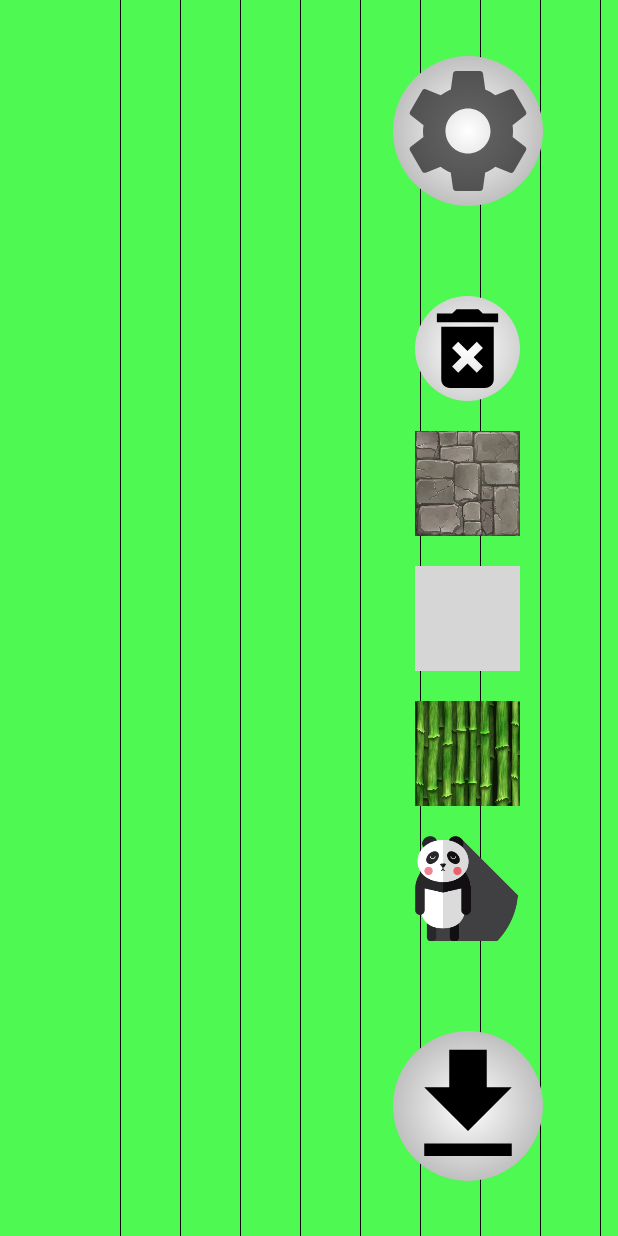
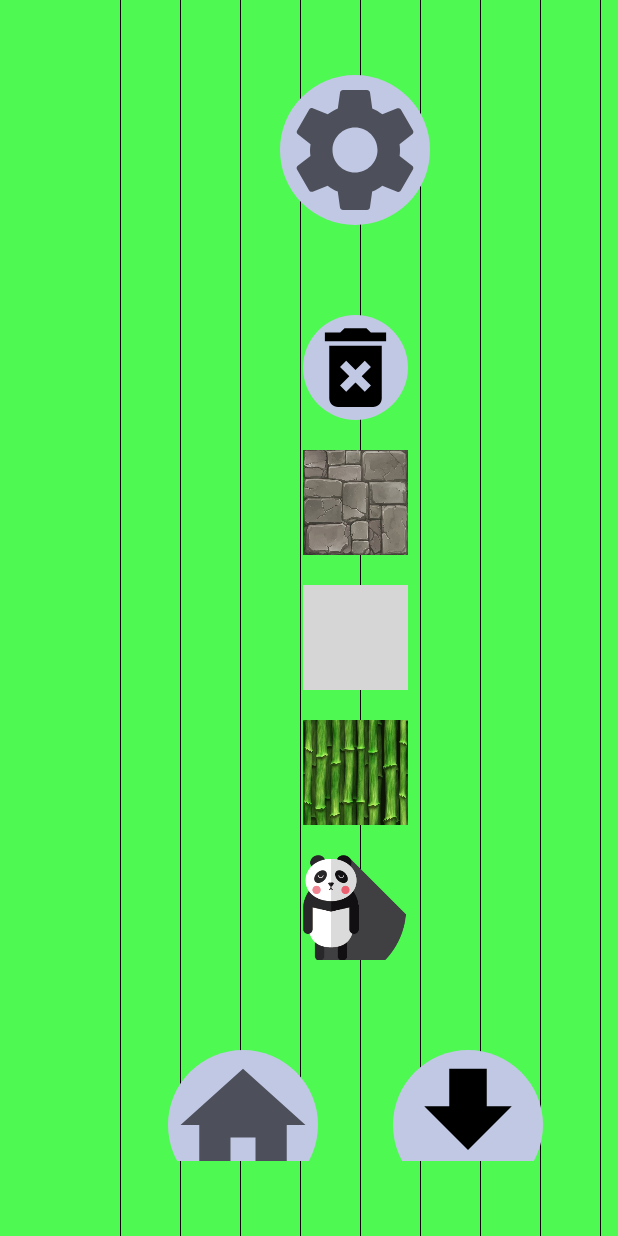
Before and after one commit to mariPrikolota/MyDiplomaThesis, an Android app: the LevelGame screen opened directly, with no data from a screen before it, after a tap on an icon or button, on a phone screen of 412 x 824 dp. Run offline under Robolectric (Android 15) with nearby library versions, the phone set to English and light mode, and no system bars; our stand-ins replace Room's generated code; grey boxes are pictures that could not be loaded.

Commit message:
refactoring color

```diff
--- a/app/src/main/res/drawable/algorithms_color.xml
+++ b/app/src/main/res/drawable/algorithms_color.xml
@@ -5,7 +5,7 @@
         android:radius="20dp"/>
     <gradient
         android:type="radial"
-        android:gradientRadius="700dp"
+        android:gradientRadius="600dp"
         android:startColor="@color/white"
         android:endColor="@color/gray"/>
 </shape>
--- a/app/src/main/res/drawable/play_color.xml
+++ b/app/src/main/res/drawable/play_color.xml
@@ -2,12 +2,6 @@
 <shape xmlns:android="http://schemas.android.com/apk/res/android">
     <corners
         android:radius="50dp"/>
-
-    <gradient
-        android:type="radial"
-        android:gradientRadius="200dp"
-        android:startColor="@color/white"
-        android:endColor="@color/black"/>
-
-
+    <solid
+        android:color="@color/gray"/>
 </shape>
--- a/app/src/main/res/layout/game_layout.xml
+++ b/app/src/main/res/layout/game_layout.xml
@@ -27,19 +27,19 @@
             android:id="@+id/materialContainer"
             android:layout_width="wrap_content"
             android:layout_height="wrap_content"
+            android:gravity="center"
             android:layout_gravity="right"
             android:orientation="vertical"
-        android:gravity="center"
             android:visibility="gone"
-        tools:visibility="gone">
+            tools:visibility="visible">
 
             <ImageView
                 android:id="@+id/setting"
                 android:layout_width="100dp"
                 android:layout_height="100dp"
+                android:layout_margin="50dp"
                 android:background="@drawable/play_color"
-            android:src="@drawable/settings"
-            android:layout_margin="50dp" />
+                android:src="@drawable/settings" />
 
             <ImageView
                 android:id="@+id/emptyView"
@@ -47,16 +47,14 @@
                 android:layout_height="70dp"
                 android:layout_margin="10dp"
                 android:background="@drawable/play_color"
-            android:src="@drawable/delete"
-            />
+                android:src="@drawable/delete" />
 
             <ImageView
                 android:id="@+id/stoneView"
                 android:layout_width="70dp"
                 android:layout_height="70dp"
                 android:layout_margin="10dp"
-            android:src="@drawable/stone"
-            />
+                android:src="@drawable/stone" />
 
             <ImageView
                 android:id="@+id/treeView"
@@ -71,7 +69,7 @@
                 android:layout_height="70dp"
                 android:layout_margin="10dp"
                 android:background="@color/gray"
-            android:src="@drawable/bamboo"/>
+                android:src="@drawable/bamboo" />
 
             <ImageView
                 android:id="@+id/pandaView"
@@ -80,13 +78,29 @@
                 android:layout_margin="10dp"
                 android:src="@drawable/panda_stop" />
 
+            <LinearLayout
+                android:layout_width="wrap_content"
+                android:layout_height="match_parent"
+                android:orientation="horizontal"
+                android:layout_margin="50dp"
+                tools:ignore="RtlHardcoded">
+
+                <ImageView
+                    android:id="@+id/finishMaterial"
+                    android:layout_width="100dp"
+                    android:layout_height="100dp"
+                    android:background="@drawable/play_color"
+                    android:src="@drawable/ic_home" />
+
                 <ImageView
                     android:id="@+id/saveView"
                     android:layout_width="100dp"
                     android:layout_height="100dp"
-            android:layout_margin="50dp"
+                    android:layout_marginStart="50dp"
                     android:background="@drawable/play_color"
                     android:src="@drawable/ic_get_app" />
+
+            </LinearLayout>
 
         </LinearLayout>
 
@@ -166,7 +180,7 @@
         android:layout_gravity="right"
         android:orientation="vertical"
         android:visibility="visible"
-        tools:visibility="visible"
+        tools:visibility="gone"
        >
 
         <TextView
```
Also changed, not shown: app/src/main/java/com/example/myapplication/GamePlayer.kt (+25 -25 lines), app/src/main/java/com/example/myapplication/dialog/SizeMaterial.kt (renamed from app/src/main/java/com/example/myapplication/SizeMaterial.kt, +12 -1 lines), app/src/main/res/layout/size_material.xml (+4 -43 lines). Lines whose indentation alone changed are shown as unchanged.
